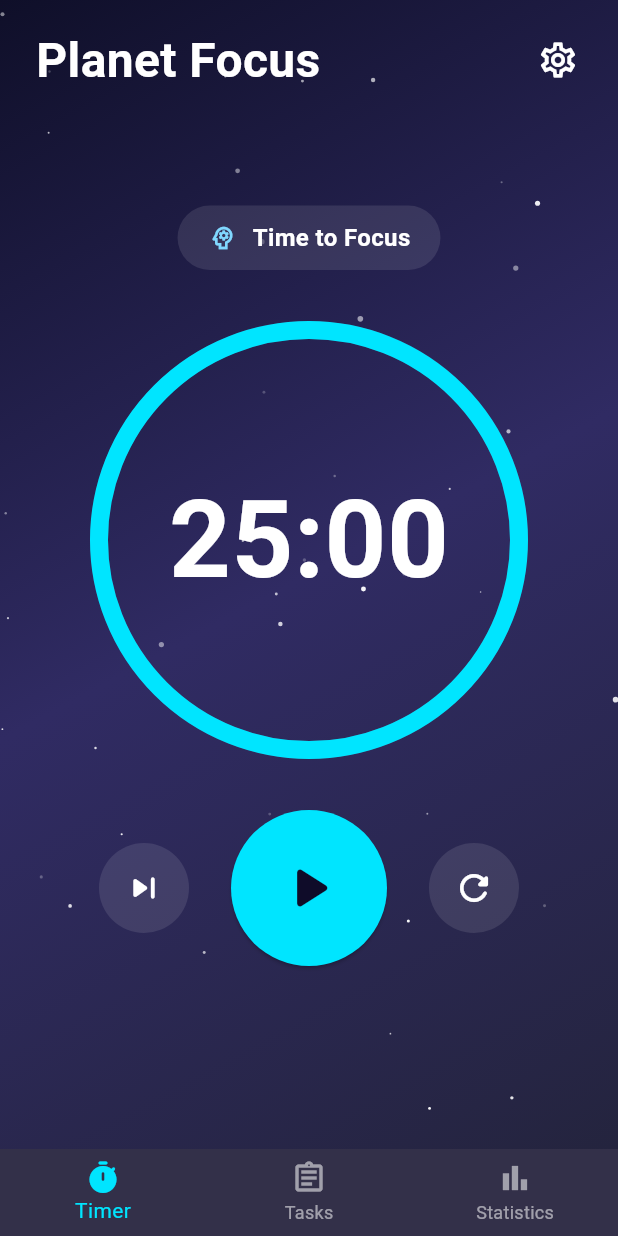
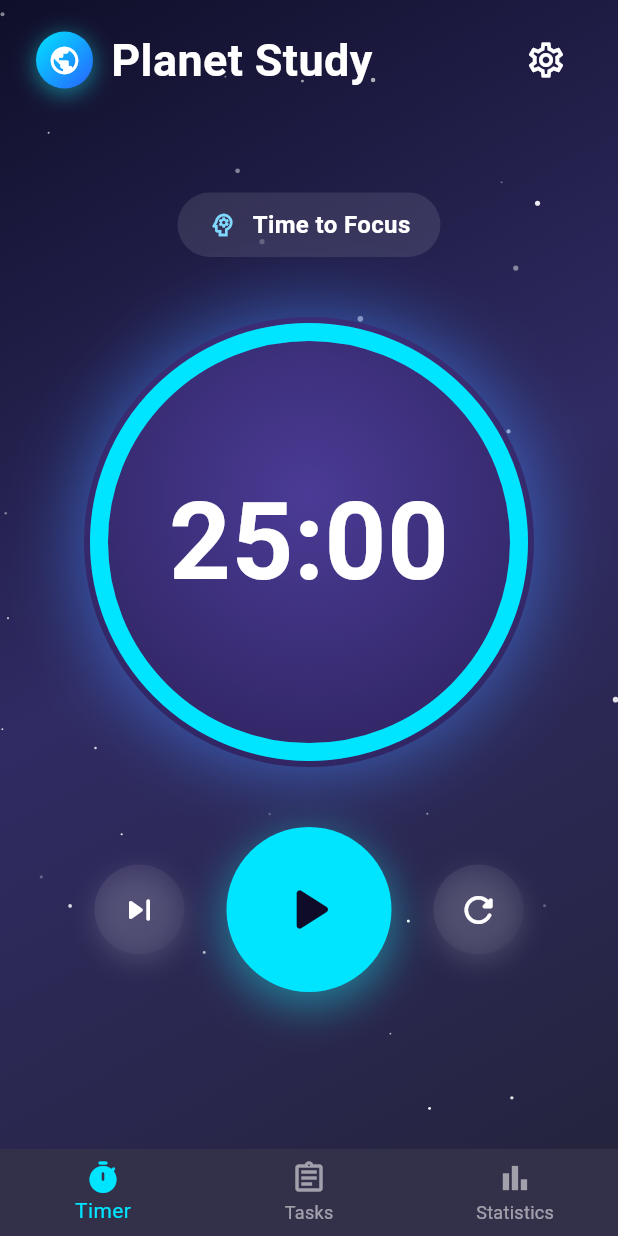
Before and after one commit to Muharremq/pomodoro_planner_app, a Flutter app: the screen it shows after launch, on a phone screen of 412 x 824 dp. Run offline on Flutter 3.47's test engine with Material 3 defaults, Android fonts, the phone set to English and light mode, and no system bars; our stand-ins replace flutter_riverpod, hive, hive_flutter, riverpod; accounts and stored records are empty.

```diff
--- a/lib/features/pomodoro/presentation/screens/timer_screen.dart
+++ b/lib/features/pomodoro/presentation/screens/timer_screen.dart
@@ -7,14 +7,12 @@ import '../providers/timer_provider.dart';
 class TimerScreen extends ConsumerWidget {
   const TimerScreen({super.key});
 
-  // Süreyi "dakika:saniye" formatına çeviren yardımcı fonksiyon
   String _formatTime(int seconds) {
     final minutes = (seconds / 60).floor().toString().padLeft(2, '0');
     final remainingSeconds = (seconds % 60).toString().padLeft(2, '0');
     return '$minutes:$remainingSeconds';
   }
 
-  // Seans türüne göre metin döndüren yardımcı fonksiyon
   String _getSessionTitle(PomodoroSession session) {
     switch (session) {
       case PomodoroSession.focus:
@@ -26,7 +24,6 @@ class TimerScreen extends ConsumerWidget {
     }
   }
 
-  // Seans türüne göre ikon döndüren yardımcı fonksiyon
   IconData _getSessionIcon(PomodoroSession session) {
     switch (session) {
       case PomodoroSession.focus:
@@ -42,31 +39,59 @@ class TimerScreen extends ConsumerWidget {
   Widget build(BuildContext context, WidgetRef ref) {
     final timerState = ref.watch(timerProvider);
     final timerNotifier = ref.read(timerProvider.notifier);
-    final totalDuration = timerNotifier.getDurationForSession(
-      timerState.session,
-    );
+    final totalDuration =
+        timerNotifier.getDurationForSession(timerState.session);
 
     return SafeArea(
       child: Column(
         children: [
-          // BAŞLIK (TasksScreen ile aynı stilde)
+          // Header with glowing logo
           Padding(
-            padding: const EdgeInsets.only(
-              left: 24.0,
-              right: 16.0,
-              top: 16.0,
-              bottom: 12.0,
-            ),
+            padding:
+                const EdgeInsets.symmetric(horizontal: 24).copyWith(top: 16, bottom: 12),
             child: Row(
               mainAxisAlignment: MainAxisAlignment.spaceBetween,
               children: [
+                Row(
+                  children: [
+                    Container(
+                      width: 38,
+                      height: 38,
+                      decoration: BoxDecoration(
+                        shape: BoxShape.circle,
+                        gradient: LinearGradient(
+                          colors: [
+                            Colors.cyanAccent.shade400,
+                            Colors.blueAccent.shade700,
+                          ],
+                          begin: Alignment.topLeft,
+                          end: Alignment.bottomRight,
+                        ),
+                        boxShadow: [
+                          BoxShadow(
+                            color: Colors.cyanAccent.withOpacity(0.45),
+                            blurRadius: 12,
+                            spreadRadius: 0.5,
+                            offset: const Offset(0, 3),
+                          ),
+                        ],
+                      ),
+                      child: const Icon(
+                        Icons.public,
+                        color: Colors.white,
+                        size: 22,
+                      ),
+                    ),
+                    const SizedBox(width: 12),
                     const Text(
-                  'Planet Focus',
+                      'Planet Study',
                       style: TextStyle(
                         color: Colors.white,
-                    fontSize: 32, // Görevler ekranı ile aynı font boyutu
+                        fontSize: 30,
                         fontWeight: FontWeight.bold,
                       ),
+                    ),
+                  ],
                 ),
                 IconButton(
                   onPressed: () {},
@@ -82,7 +107,7 @@ class TimerScreen extends ConsumerWidget {
 
           const Spacer(),
 
-          // SEANS TÜRÜ
+          // Session pill
           Container(
             padding: const EdgeInsets.symmetric(horizontal: 20, vertical: 10),
             decoration: BoxDecoration(
@@ -112,10 +137,32 @@ class TimerScreen extends ConsumerWidget {
 
           const SizedBox(height: 40),
 
-          // ZAMANLAYICI
+          // Timer with purple glow background
           Stack(
             alignment: Alignment.center,
             children: [
+              Container(
+                width: 300,
+                height: 300,
+                decoration: BoxDecoration(
+                  shape: BoxShape.circle,
+                  gradient: const RadialGradient(
+                    colors: [
+                      Color(0xFF4B3B96),
+                      Color(0xFF241B4B),
+                    ],
+                    radius: 0.9,
+                    center: Alignment(0, -0.2),
+                  ),
+                  boxShadow: [
+                    BoxShadow(
+                      color: Colors.blueAccent.withOpacity(0.55),
+                      blurRadius: 40,
+                      spreadRadius: 4,
+                    ),
+                  ],
+                ),
+              ),
               SizedBox(
                 width: 280,
                 height: 280,
@@ -125,9 +172,8 @@ class TimerScreen extends ConsumerWidget {
                       : 1.0,
                   strokeWidth: 12,
                   backgroundColor: Colors.white.withOpacity(0.1),
-                  valueColor: AlwaysStoppedAnimation<Color>(
-                    Colors.cyanAccent.shade400,
-                  ),
+                  valueColor:
+                      AlwaysStoppedAnimation<Color>(Colors.cyanAccent.shade400),
                   strokeCap: StrokeCap.round,
                 ),
               ),
@@ -144,7 +190,7 @@ class TimerScreen extends ConsumerWidget {
 
           const SizedBox(height: 40),
 
-          // KONTROL BUTONLARI
+          // Control buttons with glow
           Row(
             mainAxisAlignment: MainAxisAlignment.center,
             children: [
@@ -154,7 +200,21 @@ class TimerScreen extends ConsumerWidget {
                   padding: const EdgeInsets.all(16),
                   decoration: BoxDecoration(
                     shape: BoxShape.circle,
-                    color: Colors.white.withOpacity(0.1),
+                    gradient: LinearGradient(
+                      colors: [
+                        Colors.white.withOpacity(0.08),
+                        Colors.white.withOpacity(0.02),
+                      ],
+                      begin: Alignment.topLeft,
+                      end: Alignment.bottomRight,
+                    ),
+                    boxShadow: [
+                      BoxShadow(
+                        color: Colors.white.withOpacity(0.14),
+                        blurRadius: 14,
+                        offset: const Offset(0, 5),
+                      ),
+                    ],
                   ),
                   child: const Icon(
                     Icons.skip_next_rounded,
@@ -164,7 +224,19 @@ class TimerScreen extends ConsumerWidget {
                 ),
               ),
               const SizedBox(width: 20),
-              ElevatedButton(
+              Container(
+                decoration: BoxDecoration(
+                  shape: BoxShape.circle,
+                  boxShadow: [
+                    BoxShadow(
+                      color: Colors.cyanAccent.withOpacity(0.4),
+                      blurRadius: 24,
+                      spreadRadius: 2,
+                      offset: const Offset(0, 8),
+                    ),
+                  ],
+                ),
+                child: ElevatedButton(
                   onPressed: () {
                     if (timerState.status == TimerStatus.running) {
                       timerNotifier.pauseTimer();
@@ -174,16 +246,18 @@ class TimerScreen extends ConsumerWidget {
                   },
                   style: ElevatedButton.styleFrom(
                     shape: const CircleBorder(),
-                  padding: const EdgeInsets.all(28),
+                    padding: const EdgeInsets.all(30),
                     backgroundColor: Colors.cyanAccent.shade400,
                     foregroundColor: Colors.blue.shade900,
+                    elevation: 0,
                   ),
                   child: Icon(
                     timerState.status == TimerStatus.running
                         ? Icons.pause_rounded
                         : Icons.play_arrow_rounded,
-                  size: 48,
+                    size: 50,
                     color: const Color(0xFF0F0C29),
+                  ),
                 ),
               ),
               const SizedBox(width: 20),
@@ -193,7 +267,21 @@ class TimerScreen extends ConsumerWidget {
                   padding: const EdgeInsets.all(16),
                   decoration: BoxDecoration(
                     shape: BoxShape.circle,
-                    color: Colors.white.withOpacity(0.1),
+                    gradient: LinearGradient(
+                      colors: [
+                        Colors.white.withOpacity(0.08),
+                        Colors.white.withOpacity(0.02),
+                      ],
+                      begin: Alignment.topLeft,
+                      end: Alignment.bottomRight,
+                    ),
+                    boxShadow: [
+                      BoxShadow(
+                        color: Colors.white.withOpacity(0.14),
+                        blurRadius: 14,
+                        offset: const Offset(0, 5),
+                      ),
+                    ],
                   ),
                   child: const Icon(
                     Icons.refresh_rounded,
```
Lines whose indentation alone changed are shown as unchanged.
